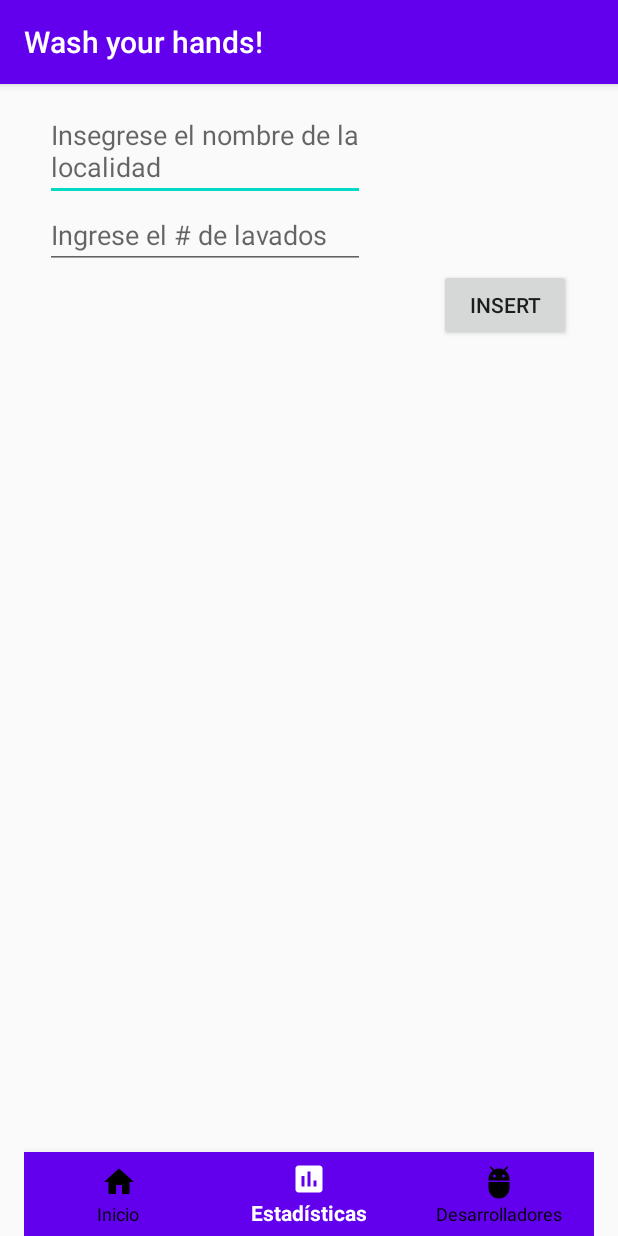
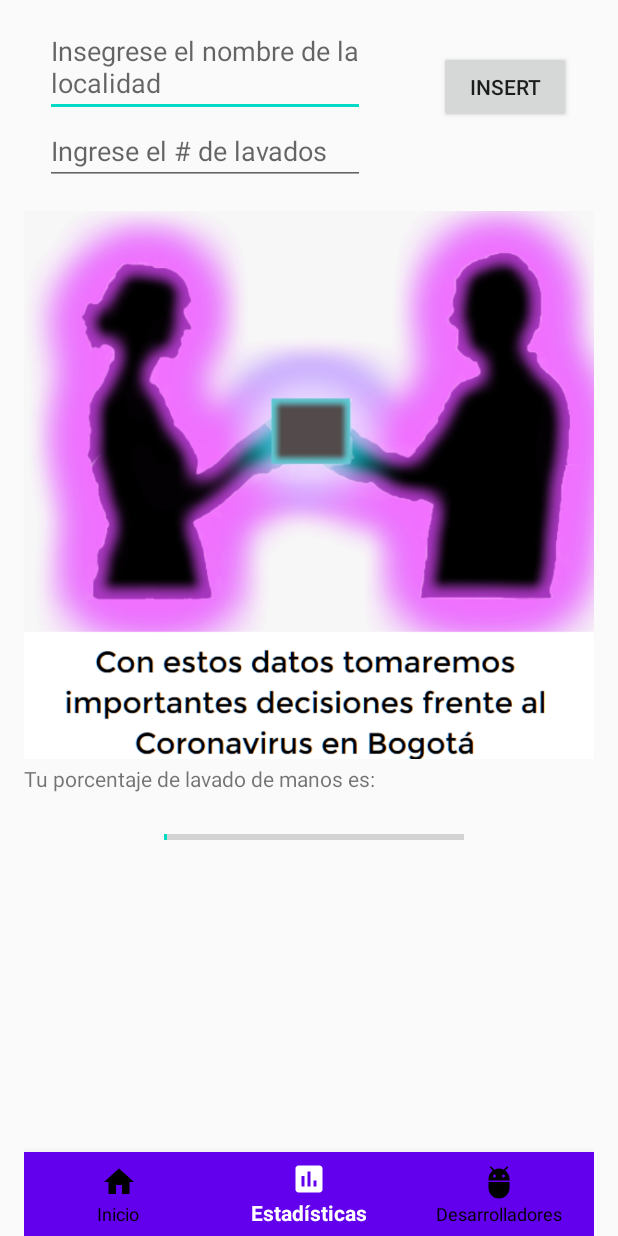
Before and after one commit to avila131/WashYourHands, an Android app: the screen it shows after launch (Principal), item 2 of the bottom bar chosen, on a phone screen of 412 x 824 dp. Run offline under Robolectric (Android 15) with nearby library versions, the light colour scheme and no system bars; our stand-ins replace Firebase (no records; nobody signed in at launch, a user with empty details on screens opened directly); libraries missing offline, so code that uses them is left out: com.github.mikephil.charting.

Commit message:
Proyecto Finalizado

```diff
--- a/app/build.gradle
+++ b/app/build.gradle
@@ -30,9 +30,11 @@ dependencies {
     implementation 'androidx.appcompat:appcompat:1.1.0'
     //noinspection GradleCompatible
     implementation 'com.android.support:design:26.1.0'
+    implementation 'com.android.support:multidex:1.0.3'
     implementation 'com.google.android.material:material:1.1.0'
     implementation 'androidx.constraintlayout:constraintlayout:1.1.3'
     implementation 'com.google.firebase:firebase-database:18.0.0'
+    implementation 'com.google.firebase:firebase-messaging:17.3.4'
     testImplementation 'junit:junit:4.12'
     androidTestImplementation 'androidx.test.ext:junit:1.1.1'
     androidTestImplementation 'androidx.test.espresso:espresso-core:3.2.0'
--- a/app/src/main/java/com/example/resiliencia/MainActivity.java
+++ b/app/src/main/java/com/example/resiliencia/MainActivity.java
@@ -1,7 +1,16 @@
 package com.example.resiliencia;
 
 import androidx.annotation.NonNull;
+
+import android.app.NotificationChannel;
+import android.app.NotificationManager;
+import android.os.Build;
+import android.widget.ImageView;
+import android.widget.ViewFlipper;
 import androidx.appcompat.app.AppCompatActivity;
+import androidx.core.app.NotificationCompat;
+import androidx.core.app.NotificationManagerCompat;
+
 import android.content.Intent;
 import android.os.Bundle;
 import android.view.MenuItem;
@@ -27,6 +36,8 @@ import com.google.firebase.database.DatabaseReference;
 import com.google.firebase.database.FirebaseDatabase;
 import com.google.firebase.database.ValueEventListener;
 import org.w3c.dom.Text;
+
+import java.nio.charset.Charset;
 import java.util.ArrayList;
 import java.util.Locale;
 import java.util.Map;
@@ -43,6 +54,8 @@ public class MainActivity extends AppCompatActivity {
     private long mTimeLeftInMillis = START_TIME_IN_MILLIS;
     // end of timer variables
 
+    ViewFlipper v_flipper;
+
 
     @Override
     protected void onCreate(Bundle savedInstanceState) {
@@ -52,6 +65,13 @@ public class MainActivity extends AppCompatActivity {
 
 
 
+        int images[] = {R.drawable.imagen1, R.drawable.imagen2, R.drawable.imagen3, R.drawable.imagen4, R.drawable.imagen5, R.drawable.imagen6, R.drawable.imagen7};
+
+        v_flipper = findViewById(R.id.v_flipper);
+
+        ///para el bucle
+        for (int i = 0; i < images.length; i++) {
+            flipperImages(images[i]);
 
 
             // Navigation Bar code
@@ -60,18 +80,18 @@ public class MainActivity extends AppCompatActivity {
             bottomNavigationView.setOnNavigationItemSelectedListener(new BottomNavigationView.OnNavigationItemSelectedListener() {
                 @Override
                 public boolean onNavigationItemSelected(@NonNull MenuItem menuItem) {
-                switch (menuItem.getItemId()){
+                    switch (menuItem.getItemId()) {
                         case R.id.dashboard:
                             startActivity(new Intent(getApplicationContext()
                                     , Principal.class));
-                        overridePendingTransition(0,0);
+                            overridePendingTransition(0, 0);
                             return true;
                         case R.id.home:
                             return true;
                         case R.id.about:
                             startActivity(new Intent(getApplicationContext()
                                     , about_activity.class));
-                        overridePendingTransition(0,0);
+                            overridePendingTransition(0, 0);
                             return true;
 
                     }
@@ -105,6 +125,10 @@ public class MainActivity extends AppCompatActivity {
         }
 
 
+    }
+
+
+
     private void startTimer() {
         mCountDownTimer = new CountDownTimer(mTimeLeftInMillis, 1000) {
             @Override
@@ -112,6 +136,7 @@ public class MainActivity extends AppCompatActivity {
                 mTimeLeftInMillis = millisUntilFinished;
                 updateCountDownText();
             }
+
             @Override
             public void onFinish() {
                 mTimerRunning = false;
@@ -146,9 +171,25 @@ public class MainActivity extends AppCompatActivity {
         int hours = (int) (mTimeLeftInMillis / 1000) / 3600;
         int minutes = (int) ((mTimeLeftInMillis / 1000) % 3600) / 60;
         int seconds = (int) (mTimeLeftInMillis / 1000) % 60;
-        String timeLeftFormatted = String.format(Locale.getDefault(), "%d:%02d:%02d", hours,minutes, seconds);
+        String timeLeftFormatted = String.format(Locale.getDefault(), "%d:%02d:%02d", hours, minutes, seconds);
         mTextViewCountDown.setText(timeLeftFormatted);
     }
 
 
+    public void flipperImages(int image) {
+        ImageView imageView = new ImageView(this);
+        imageView.setBackgroundResource(image);
+
+        v_flipper.addView(imageView);
+        v_flipper.setFlipInterval(7000); //7 segundos
+        v_flipper.setAutoStart(true);
+
+
+        //animacion
+        v_flipper.setInAnimation(this, android.R.anim.slide_in_left);
+        v_flipper.setOutAnimation(this, android.R.anim.slide_out_right);
+
+
     }
+
+}
--- a/app/src/main/java/com/example/resiliencia/Principal.java
+++ b/app/src/main/java/com/example/resiliencia/Principal.java
@@ -2,6 +2,19 @@ package com.example.resiliencia;
 
 import androidx.appcompat.app.AppCompatActivity;
 import androidx.annotation.NonNull;
+import android.annotation.SuppressLint;
+import android.os.Bundle;
+import android.os.Handler;
+import android.widget.ProgressBar;
+import android.widget.TextView;
+
+import android.content.Intent;
+import android.os.Bundle;
+import android.os.Handler;
+import android.view.View;
+import android.widget.Button;
+import android.widget.ProgressBar;
+import android.widget.TextView;
 import androidx.appcompat.app.AppCompatActivity;
 import android.content.Intent;
 import android.os.Bundle;
@@ -15,7 +28,6 @@ import android.widget.Button;
 import android.widget.EditText;
 import android.widget.TextView;
 import android.widget.Toast;
-import java.util.logging.Handler;
 import java.util.logging.LogRecord;
 import com.github.mikephil.charting.charts.LineChart;
 import com.github.mikephil.charting.data.Entry;
@@ -31,9 +43,10 @@ import com.google.firebase.database.ValueEventListener;
 import org.w3c.dom.Text;
 import java.util.ArrayList;
 import java.util.Map;
+import java.util.logging.LogRecord;
 import android.os.Bundle;
 
-public class Principal extends AppCompatActivity {
+public class Principal extends AppCompatActivity{
 
     EditText texto_localidad, numeroLavadoManos;
     Button agregarValores;
@@ -41,27 +54,24 @@ public class Principal extends AppCompatActivity {
     Persona persona;
 
 
+    private ProgressBar p;
+    private int prgStatus = 0;
+    private TextView t;
+    private Handler handler = new Handler();
+
+
     @Override
     protected void onCreate(Bundle savedInstanceState) {
         super.onCreate(savedInstanceState);
         setContentView(R.layout.activity_principal);
-         /*
-            Manuel, acá puede meter el código de la progress bar
 
-                                                  .----.
-                              .---------. | == |
-                              |.-"""""-.| |----|
-                              ||       || | == |
-                              ||       || |----|
-                              |'-.....-'| |::::|
-                              `"")---(""` |___.|
-                             /:::::::::::\" _  "
-                            /:::=======:::\`\`\
-                            `"""""""""""""`  '-'
 
-            No tocar el código que funciona :)
 
-         */
+        p = (ProgressBar) findViewById(R.id.p);
+        t = (TextView) findViewById(R.id.t);
+
+
+
         BottomNavigationView bottomNavigationView = findViewById(R.id.bottom_navigation);
         bottomNavigationView.setSelectedItemId(R.id.dashboard);
         bottomNavigationView.setOnNavigationItemSelectedListener(new BottomNavigationView.OnNavigationItemSelectedListener() {
@@ -89,6 +99,7 @@ public class Principal extends AppCompatActivity {
         // Inset data to database
         texto_localidad = (EditText) findViewById(R.id.localidadEditText);
         numeroLavadoManos = (EditText) findViewById(R.id.numberoLavadoEditText);
+
         agregarValores = (Button) findViewById(R.id.btnInsert);
         persona = new Persona();
         reff = FirebaseDatabase.getInstance().getReference().child("Member");
@@ -100,10 +111,58 @@ public class Principal extends AppCompatActivity {
                 persona.setNumeroLavados(numeroLavado);
 
                 reff.push().setValue(persona);
-                Toast.makeText(Principal.this, "correctly processewd", Toast.LENGTH_LONG).show();
+                prgStatus = 0;
+                Toast.makeText(Principal.this, "correctly processed", Toast.LENGTH_LONG).show();
+
+                int val = numeroLavado;
+                new Thread(new Runnable() {
+
+                    public void run() {
+                        int numeroLavados = Integer.parseInt(numeroLavadoManos.getText().toString().trim());
+
+                        while (prgStatus < 100) {
+                            if (numeroLavados == 0)
+                            {
+                                prgStatus = 0;
+                                break;
+                            }
+
+                            prgStatus += 1;
+
+                            handler.post(new Runnable() {
+                                public void run() {
+                                    p.setProgress(prgStatus);
+                                    t.setText(prgStatus+"/"+p.getMax());
+                                }
+                            });
+                            try {
+
+                                Thread.sleep(40);
+                            } catch (InterruptedException e) {
+                                e.printStackTrace();
+                            }
+                            //int totalLavados = Integer.parseInt(numeroLavadoManos.getText().toString().trim());
+
+
+                            if (prgStatus == numeroLavados*20)
+                                break;
+
+
+                        }
+                    }
+                }).start();
+
 
             }
         });
 
+
+
+
+
+
     }
+
+
+
 }
--- a/app/src/main/res/layout/activity_principal.xml
+++ b/app/src/main/res/layout/activity_principal.xml
@@ -6,6 +6,9 @@
     xmlns:app="http://schemas.android.com/apk/res-auto"
     android:paddingLeft="16dp"
     android:paddingRight="16dp">
+
+
+
 
     <EditText
         android:id="@+id/localidadEditText"
@@ -38,14 +41,57 @@
         android:layout_width="wrap_content"
         android:layout_height="wrap_content"
         android:layout_below="@+id/numberoLavadoEditText"
+        android:layout_alignParentRight="true"
+        android:layout_marginTop="-89dp"
         android:layout_marginEnd="15dp"
-        android:layout_marginRight="15dp"
+        android:layout_marginRight="25dp"
         android:text="Insert"
-        android:layout_alignParentRight="true"
         tools:ignore="UnknownId" />
+
+    <TextView
+        android:id="@+id/MensajePorcentaje"
+        android:layout_width="wrap_content"
+        android:layout_height="wrap_content"
+        android:layout_below="@id/FotoApoyo"
+        android:layout_marginTop="-14dp"
+        android:text="Tu porcentaje de lavado de manos es:" />
+
+    <ProgressBar
+        android:id="@+id/p"
+        style="?android:attr/progressBarStyleHorizontal"
+        android:layout_width="wrap_content"
+        android:layout_height="wrap_content"
+        android:layout_below="@+id/MensajePorcentaje"
+        android:layout_alignParentStart="true"
+        android:layout_alignParentLeft="true"
+        android:layout_alignParentTop="true"
+        android:layout_marginStart="93dp"
+        android:layout_marginLeft="93dp"
+        android:layout_marginTop="533dp"
+        android:indeterminate="false"
+        android:max="100"
+        android:minWidth="200dp"
+        android:minHeight="50dp"
+        android:progress="1" />
+
+    <TextView
+        android:id="@+id/t"
+        android:layout_width="wrap_content"
+        android:layout_height="wrap_content"
+        android:layout_alignStart="@+id/p"
+        android:layout_below="@+id/p"
+        android:layout_alignLeft="@+id/p" />
 
 
     <!--Navigation on bottom-->
+    <ImageView
+        android:id="@+id/FotoApoyo"
+        android:layout_width="wrap_content"
+        android:layout_height="400dp"
+        android:layout_centerInParent="true"
+        android:layout_below="@+id/numberoLavadoEditText"
+        android:src="@drawable/mensajeapoyo" />
+
     <com.google.android.material.bottomnavigation.BottomNavigationView
         android:layout_width="match_parent"
         android:layout_height="wrap_content"
@@ -57,13 +103,5 @@
         android:layout_alignParentBottom="true"/>
 
 
-    <!--
-    Manuel, acá puede meter el código de la progress bar
-
-
-
-    No tocar el código que funciona :)
-
--->
 
 </RelativeLayout>
--- a/app/src/main/res/values/strings.xml
+++ b/app/src/main/res/values/strings.xml
@@ -1,7 +1,7 @@
 <resources>
     <string name="app_name">Wash your hands!</string>
 
-    <string-array name="ocalidades">
+    <string-array name="localidades">
         <item>Usaquén</item>
         <item>Chapinero</item>
         <item>Santa Fe</item>
--- a/app/src/main/res/values/styles.xml
+++ b/app/src/main/res/values/styles.xml
@@ -1,7 +1,7 @@
 <resources>
 
     <!-- Base application theme. -->
-    <style name="AppTheme" parent="Theme.AppCompat.Light.DarkActionBar">
+    <style name="AppTheme" parent="Theme.AppCompat.Light.NoActionBar">
         <!-- Customize your theme here. -->
         <item name="colorPrimary">@color/colorPrimary</item>
         <item name="colorPrimaryDark">@color/colorPrimaryDark</item>
```
Also changed, not shown: app/src/main/res/layout/activity_about_activity.xml (+18 -0 lines), app/src/main/res/layout/activity_main.xml (+15 -11 lines), app/src/main/res/drawable-v24/developers.png (added), app/src/main/res/drawable/divelopers.png (added), app/src/main/res/drawable/foto1.JPG (deleted), app/src/main/res/drawable/imagen1.png (added), app/src/main/res/drawable/imagen2.png (added), app/src/main/res/drawable/imagen3.png (added), app/src/main/res/drawable/imagen4.png (added), app/src/main/res/drawable/imagen5.png (added), app/src/main/res/drawable/imagen6.png (added), app/src/main/res/drawable/imagen7.png (added), app/src/main/res/drawable/logo_unal.png (added), app/src/main/res/drawable/mensajeapoyo.png (added). Lines whose indentation alone changed are shown as unchanged.
